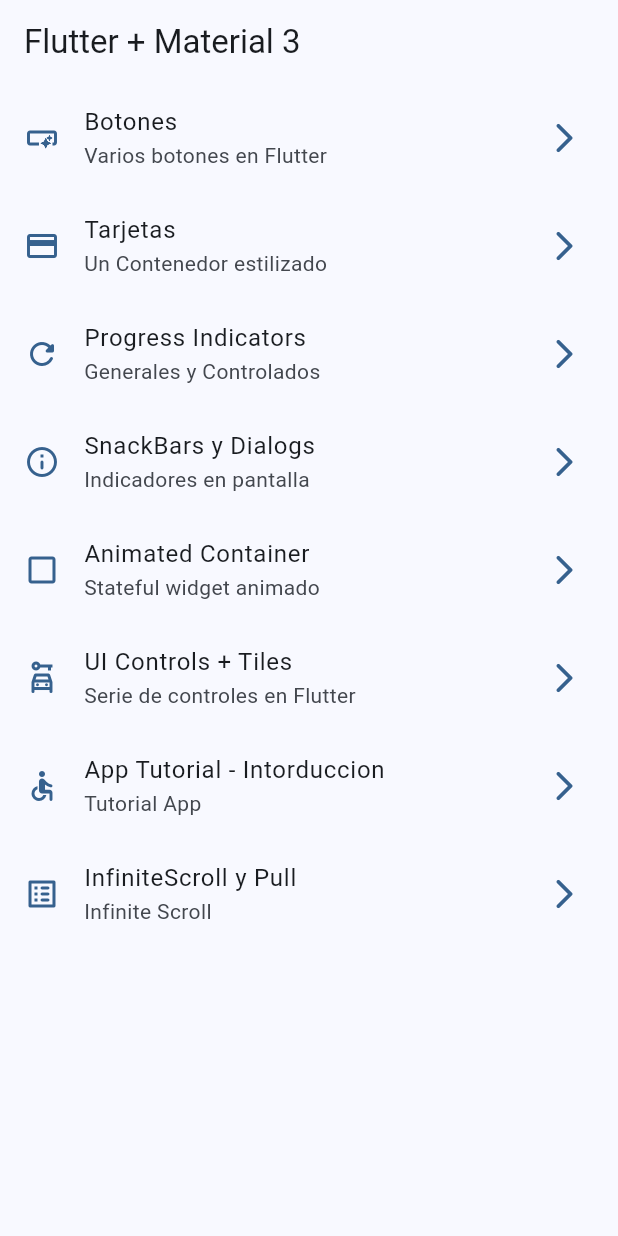
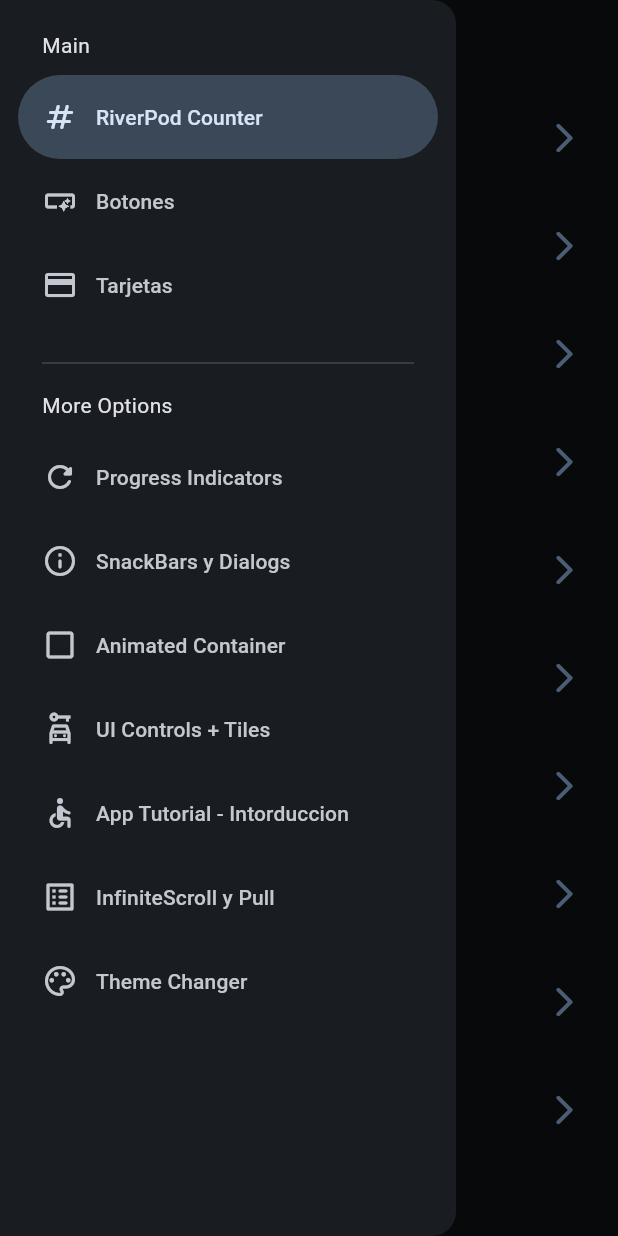
Before and after one commit to Neno2113/widgets_apps, a Flutter app: the screen it shows after launch, with the side drawer open (before the commit the screen has no drawer), on a phone screen of 412 x 824 dp. Run offline on Flutter 3.47's test engine with Material 2 defaults, Android fonts, the phone set to English and light mode, and no system bars; our stand-ins replace animate_do, flutter_riverpod, go_router.

Commit message:
Riverpod before stateNotifier

```diff
--- a/lib/config/menu/menu_items.dart
+++ b/lib/config/menu/menu_items.dart
@@ -15,6 +15,12 @@ class MenuItem {
 }
 
 const appMenuItems = <MenuItem>[
+  MenuItem(
+    title: 'RiverPod Counter',
+    subTitle: 'Counter Screen with Riverpod',
+    link: '/counter',
+    icon: Icons.numbers_rounded
+  ),
   MenuItem(
     title: 'Botones',
     subTitle: 'Varios botones en Flutter',
@@ -63,4 +69,10 @@ const appMenuItems = <MenuItem>[
     link: '/infinite',
     icon: Icons.list_alt_rounded
   ),
+  MenuItem(
+    title: 'Theme Changer',
+    subTitle: 'Change theme of the app',
+    link: '/theme-changer',
+    icon: Icons.color_lens_outlined
+  ),
 ];
--- a/lib/config/router/app_router.dart
+++ b/lib/config/router/app_router.dart
@@ -1,5 +1,7 @@
+import 'dart:developer';
+
 import 'package:go_router/go_router.dart';
-import 'package:widgets_app/presentation/screens/animated/animated_screen.dart';
+import 'package:widgets_app/presentation/screens/counter/counter_screen.dart';
 import 'package:widgets_app/presentation/screens/screens.dart';
 
 // GoRouter configuration
@@ -52,5 +54,15 @@ final appRouter = GoRouter(
       name: InfiniteScrollScreen.name,
       builder: (context, state) => const InfiniteScrollScreen(),
     ),
+    GoRoute(
+      path: '/counter' ,
+      name: CounterScreen.name,
+      builder: (context, state) => const CounterScreen(),
+    ),
+    GoRoute(
+      path: '/theme-changer' ,
+      name: ThemeChangerScreen.name,
+      builder: (context, state) => const ThemeChangerScreen(),
+    ),
   ],
 );
--- a/lib/config/theme/app_theme.dart
+++ b/lib/config/theme/app_theme.dart
@@ -16,16 +16,18 @@ const colorList = <Color>[
 
 class AppTheme {
   final int selectedColor;
+  final bool isDarkMode;
 
-  AppTheme({this.selectedColor = 0
-    }): assert(selectedColor >= 0, 'Selected color must be greater than 0'),
-    assert(selectedColor < colorList.length, 'Selected color must be less or equal than 0 ${ colorList.length - 1}');
+  AppTheme({this.isDarkMode = false, this.selectedColor = 0})
+      : assert(selectedColor >= 0, 'Selected color must be greater than 0'),
+        assert(selectedColor < colorList.length,
+            'Selected color must be less or equal than 0 ${colorList.length - 1}');
 
   ThemeData getTheme() => ThemeData(
-    useMaterial3: true,
-    colorSchemeSeed: colorList[selectedColor],
-    appBarTheme: const AppBarTheme(
-      centerTitle: false,
-    )
-  );
+      useMaterial3: true,
+      brightness: (isDarkMode) ? Brightness.dark : Brightness.light,
+      colorSchemeSeed: colorList[selectedColor],
+      appBarTheme: const AppBarTheme(
+        centerTitle: false,
+      ));
 }
--- a/lib/main.dart
+++ b/lib/main.dart
@@ -1,21 +1,28 @@
 import 'package:flutter/material.dart';
+import 'package:flutter_riverpod/flutter_riverpod.dart';
 import 'package:widgets_app/config/router/app_router.dart';
 import 'package:widgets_app/config/theme/app_theme.dart';
-
+import 'package:widgets_app/presentation/providers/theme_provider.dart';
 
 void main() {
-  runApp(const MainApp());
+  runApp(const ProviderScope(child: MainApp()));
 }
 
-class MainApp extends StatelessWidget {
+class MainApp extends ConsumerWidget {
   const MainApp({super.key});
 
   @override
-  Widget build(BuildContext context) {
+  Widget build(BuildContext context, WidgetRef ref) {
+    final isDarkMode = ref.watch(isDarkModeProvider);
+    final selectedColor = ref.watch(selectedColorProvider);
+
     return MaterialApp.router(
       debugShowCheckedModeBanner: false,
       title: 'Flutter Widgets',
-      theme: AppTheme( selectedColor: 0).getTheme(),
+      theme: AppTheme(
+        selectedColor: selectedColor,
+        isDarkMode: isDarkMode
+      ).getTheme(),
       routerConfig: appRouter,
       //Rutas sin go_router
       // routes: {
--- /dev/null
+++ b/lib/presentation/providers/counter_provider.dart
@@ -0,0 +1,6 @@
+import 'package:flutter_riverpod/flutter_riverpod.dart';
+
+
+
+
+final counterProvider = StateProvider((ref) => 5);
--- /dev/null
+++ b/lib/presentation/providers/theme_provider.dart
@@ -0,0 +1,11 @@
+import 'package:flutter_riverpod/flutter_riverpod.dart';
+import 'package:widgets_app/config/theme/app_theme.dart';
+//Inmutable
+final colorsListProvider = Provider((ref) => colorList);
+
+//Mutable
+final isDarkModeProvider = StateProvider((ref) => true);
+
+
+//Mutable
+final selectedColorProvider = StateProvider((ref) => 0);
--- a/lib/presentation/screens/home/home_screen.dart
+++ b/lib/presentation/screens/home/home_screen.dart
@@ -2,6 +2,7 @@ import 'package:flutter/material.dart';
 import 'package:go_router/go_router.dart';
 import 'package:widgets_app/config/menu/menu_items.dart';
 import 'package:widgets_app/presentation/screens/screens.dart';
+import 'package:widgets_app/presentation/widgets/side_menu.dart';
 
 class HomeScreen extends StatelessWidget {
   static const name = 'home_screen';
@@ -9,12 +10,17 @@ class HomeScreen extends StatelessWidget {
 
   @override
   Widget build(BuildContext context) {
+
+    final scaffoldKey = GlobalKey<ScaffoldState>();
+
     return Scaffold(
+      key:scaffoldKey,
       appBar: AppBar(
         title: const Text('Flutter + Material 3'),
         centerTitle: false,
       ),
-      body: _HomeView(),
+      body: const _HomeView(),
+      drawer: SideMenu( scaffolKey: scaffoldKey ),
     );
   }
 }
--- a/lib/presentation/screens/screens.dart
+++ b/lib/presentation/screens/screens.dart
@@ -1,4 +1,5 @@
-import 'package:widgets_app/presentation/screens/animated/animated_screen.dart';
+export 'package:widgets_app/presentation/screens/animated/animated_screen.dart';
+export 'package:widgets_app/presentation/screens/theme_changer/theme_changer_screen.dart';
 export 'package:widgets_app/presentation/screens/app_tutorial/app_tutrorial_screen.dart';
 export 'package:widgets_app/presentation/screens/infinite_scroll/infinite_scroll_screen.dart';
 export 'package:widgets_app/presentation/screens/progress/progress_screen.dart';
--- /dev/null
+++ b/lib/presentation/widgets/side_menu.dart
@@ -0,0 +1,54 @@
+import 'package:flutter/material.dart';
+import 'package:go_router/go_router.dart';
+import 'package:widgets_app/config/menu/menu_items.dart';
+
+class SideMenu extends StatefulWidget {
+  final GlobalKey<ScaffoldState> scaffolKey;
+
+  const SideMenu({super.key, required this.scaffolKey});
+
+  @override
+  State<SideMenu> createState() => _SideMenuState();
+}
+
+class _SideMenuState extends State<SideMenu> {
+  int navDrawerIndex = 0;
+
+  @override
+  Widget build(BuildContext context) {
+    final hasNotch = MediaQuery.of(context).viewPadding.top > 35;
+
+    return NavigationDrawer(
+      selectedIndex: navDrawerIndex,
+      onDestinationSelected: (value) {
+        setState(() {
+          navDrawerIndex = value;
+        });
+
+        final menuItem = appMenuItems[value];
+        context.push(menuItem.link);
+        widget.scaffolKey.currentState?.closeDrawer();
+      },
+      children: [
+        Padding(
+          padding: EdgeInsets.fromLTRB(28, hasNotch ? 0 : 20, 16, 10),
+          child: const Text('Main'),
+        ),
+        ...appMenuItems.sublist(0, 3).map((menuItem) =>
+            NavigationDrawerDestination(
+                icon: Icon(menuItem.icon), label: Text(menuItem.title))),
+        const Padding(
+          padding: EdgeInsets.fromLTRB(28, 16, 28, 10),
+          child: Divider(),
+        ),
+        const Padding(
+          padding: EdgeInsets.fromLTRB(28, 0, 16, 10),
+          child: Text('More Options'),
+        ),
+        ...appMenuItems.sublist(3).map((menuItem) =>
+            NavigationDrawerDestination(
+                icon: Icon(menuItem.icon), label: Text(menuItem.title))),
+      ],
+    );
+  }
+}
--- a/pubspec.yaml
+++ b/pubspec.yaml
@@ -10,6 +10,7 @@ dependencies:
   animate_do: ^3.0.2
   flutter:
     sdk: flutter
+  flutter_riverpod: ^2.2.0
   go_router: ^6.0.9
 
 dev_dependencies:
```
Also changed, not shown: lib/presentation/screens/counter/counter_screen.dart (added, +46 -0 lines), lib/presentation/screens/theme_changer/theme_changer_screen.dart (added, +62 -0 lines), pubspec.lock.
